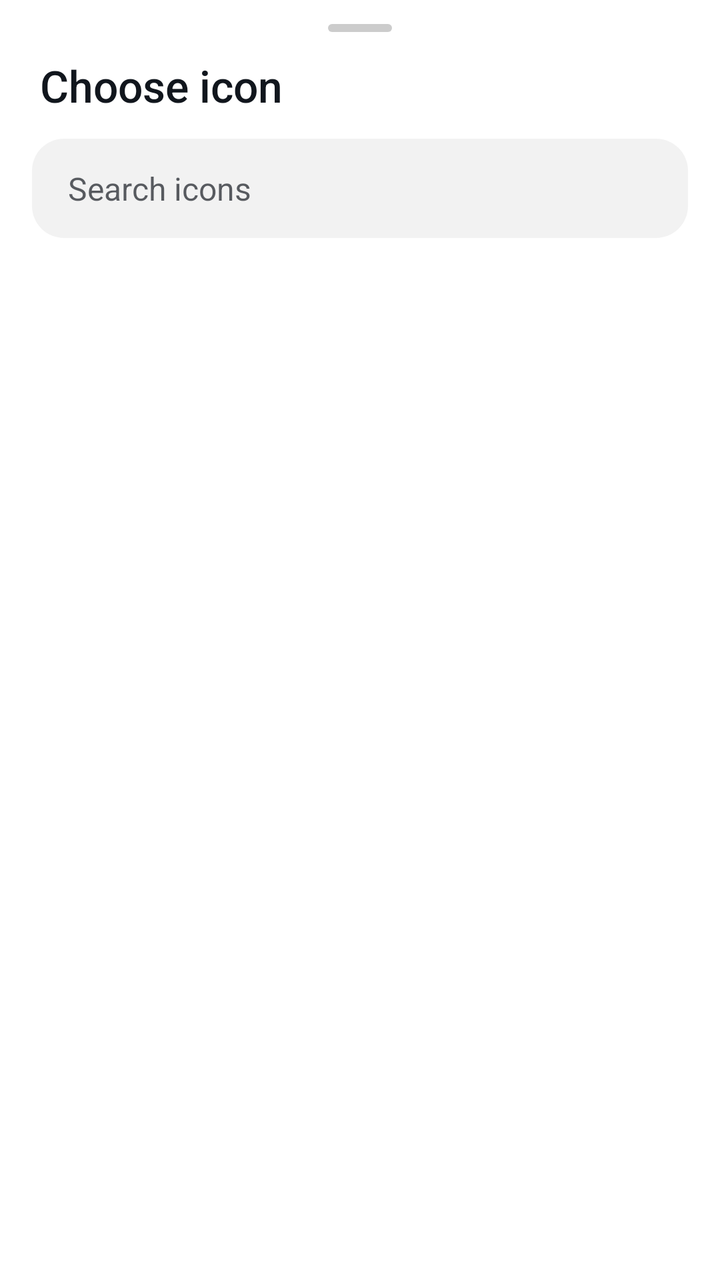
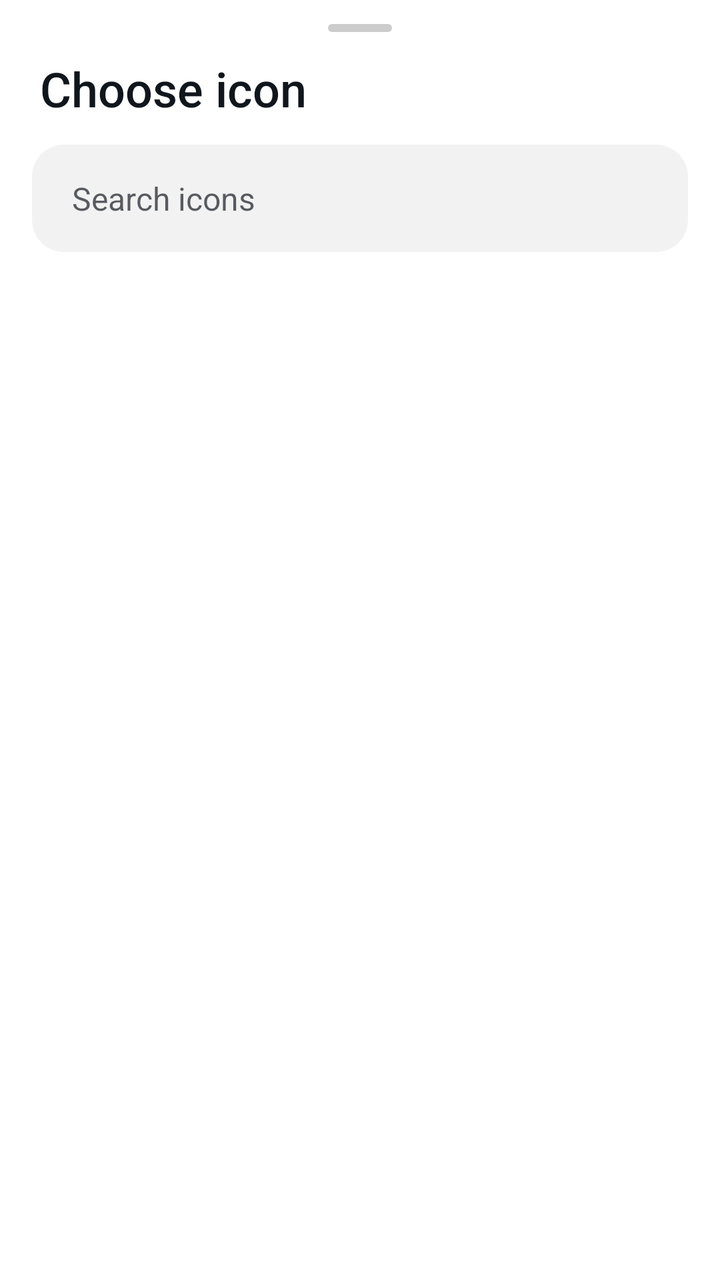

Two renders of the same Android screen: before a commit and after it. Below are the layout's source before the change and the commit's diff.
<!-- AndroidManifest.xml: application theme Theme.Supernova -->
<!-- res/layout/sheet_icon_picker.xml -->
<?xml version="1.0" encoding="utf-8"?>
<LinearLayout xmlns:android="http://schemas.android.com/apk/res/android"
    android:layout_width="match_parent"
    android:layout_height="wrap_content"
    android:orientation="vertical"
    android:paddingBottom="8dp">

    <include layout="@layout/sheet_handle" />

    <TextView
        android:id="@+id/pickerTitle"
        style="@style/SheetTitle"
        android:text="@string/pick_icon" />

    <EditText
        android:id="@+id/iconSearch"
        android:layout_width="match_parent"
        android:layout_height="wrap_content"
        android:layout_marginHorizontal="16dp"
        android:layout_marginTop="8dp"
        android:background="@drawable/bg_search_card"
        android:hint="@string/search_icons_hint"
        android:importantForAutofill="no"
        android:imeOptions="actionSearch"
        android:inputType="text"
        android:maxLines="1"
        android:paddingHorizontal="18dp"
        android:paddingVertical="14dp"
        android:textColor="@color/textPrimary"
        android:textColorHint="@color/textSecondary"
        android:textSize="16sp" />

    <androidx.recyclerview.widget.RecyclerView
        android:id="@+id/iconGrid"
        android:layout_width="match_parent"
        android:layout_height="420dp"
        android:layout_marginTop="8dp"
        android:clipToPadding="false"
        android:paddingHorizontal="12dp" />
</LinearLayout>
<!-- res/layout/sheet_handle.xml (included above) -->
<?xml version="1.0" encoding="utf-8"?>
<View xmlns:android="http://schemas.android.com/apk/res/android"
    android:layout_width="32dp"
    android:layout_height="4dp"
    android:layout_gravity="center_horizontal"
    android:layout_marginTop="12dp"
    android:layout_marginBottom="8dp"
    android:background="@drawable/bg_sheet_handle"
    android:importantForAccessibility="no" />
<!-- resources referenced by this layout -->
<resources>
  <color name="textPrimary">#11161D</color>
  <color name="textSecondary">#B011161D</color>
  <string name="pick_icon">Choose icon</string>
  <string name="search_icons_hint">Search icons</string>
  <style name="SheetTitle">
          <item name="android:layout_width">match_parent</item>
          <item name="android:layout_height">wrap_content</item>
          <item name="android:paddingHorizontal">20dp</item>
          <item name="android:paddingTop">4dp</item>
          <item name="android:paddingBottom">4dp</item>
          <item name="android:textColor">@color/textPrimary</item>
          <item name="android:textSize">22sp</item>
          <item name="android:fontFamily">sans-serif-medium</item>
      </style>
  <color name="accent">#2E89FF</color>
  <color name="rippleHighlight">#1A000000</color>
  <color name="accentBlueText">@color/accentBlue</color>
  <style name="Widget.Supernova.Button" parent="Widget.MaterialComponents.Button">
          <item name="android:textAllCaps">false</item>
          <item name="android:textSize">15sp</item>
          <item name="android:fontFamily">sans-serif-medium</item>
          <item name="android:letterSpacing">0</item>
          <item name="android:minHeight">44dp</item>
          <item name="android:paddingStart">22dp</item>
          <item name="android:paddingEnd">22dp</item>
          <item name="cornerRadius">22dp</item>
          <item name="elevation">0dp</item>
          <item name="android:stateListAnimator">@null</item>
      </style>
  <style name="Widget.Supernova.Button.Text" parent="Widget.MaterialComponents.Button.TextButton">
          <item name="android:textAllCaps">false</item>
          <item name="android:textSize">15sp</item>
          <item name="android:fontFamily">sans-serif-medium</item>
          <item name="android:letterSpacing">0</item>
          <item name="android:minHeight">44dp</item>
          <item name="android:paddingStart">16dp</item>
          <item name="android:paddingEnd">16dp</item>
          <item name="cornerRadius">22dp</item>
      </style>
  <color name="surface">#FFFFFF</color>
  <color name="onAccent">#FFFFFFFF</color>
  <color name="accentBlue">#2E89FF</color>
  <color name="raised">#FFFFFF</color>
  <style name="ShapeAppearanceOverlay.Supernova.Dialog" parent="">
          <item name="cornerFamily">rounded</item>
          <item name="cornerSize">28dp</item>
      </style>
  <style name="TextAppearance.Supernova.DialogTitle" parent="MaterialAlertDialog.MaterialComponents.Title.Text">
          <item name="android:textColor">@color/textPrimary</item>
          <item name="android:textSize">22sp</item>
          <item name="android:fontFamily">sans-serif-medium</item>
      </style>
  <style name="TextAppearance.Supernova.DialogBody" parent="MaterialAlertDialog.MaterialComponents.Body.Text">
          <item name="android:textColor">@color/textSecondary</item>
          <item name="android:textSize">15sp</item>
          <item name="android:lineSpacingMultiplier">1.15</item>
      </style>
  <style name="Widget.Supernova.Button.Dialog" parent="Widget.MaterialComponents.Button.TextButton.Dialog">
          <item name="android:textAllCaps">false</item>
          <item name="android:textColor">?attr/colorAccentOnRaised</item>
          <item name="android:textSize">15sp</item>
          <item name="android:fontFamily">sans-serif-medium</item>
          <item name="android:letterSpacing">0</item>
          <item name="android:minHeight">44dp</item>
          <item name="cornerRadius">22dp</item>
      </style>
  <!-- unchanged entries left out for length: 15 -->
</resources>

<!-- the commit's change to res/layout/sheet_icon_picker.xml (unified diff, before → after) -->
@@ -3,7 +3,7 @@
     android:layout_width="match_parent"
     android:layout_height="wrap_content"
     android:orientation="vertical"
-    android:paddingBottom="8dp">
+    android:paddingBottom="@dimen/space_sm">
 
     <include layout="@layout/sheet_handle" />
 
@@ -16,27 +16,27 @@
         android:id="@+id/iconSearch"
         android:layout_width="match_parent"
         android:layout_height="wrap_content"
-        android:layout_marginHorizontal="16dp"
-        android:layout_marginTop="8dp"
+        android:layout_marginHorizontal="@dimen/space_md"
+        android:layout_marginTop="@dimen/space_sm"
         android:background="@drawable/bg_search_card"
         android:hint="@string/search_icons_hint"
         android:importantForAutofill="no"
         android:imeOptions="actionSearch"
         android:inputType="text"
         android:maxLines="1"
-        android:paddingHorizontal="18dp"
-        android:paddingVertical="14dp"
+        android:paddingHorizontal="@dimen/space_ml"
+        android:paddingVertical="@dimen/space_md"
         android:textColor="@color/textPrimary"
         android:textColorHint="@color/textSecondary"
-        android:textSize="16sp" />
+        android:textSize="@dimen/text_body" />
 
     <androidx.recyclerview.widget.RecyclerView
         android:id="@+id/iconGrid"
         android:layout_width="match_parent"
         android:layout_height="420dp"
-        android:layout_marginTop="8dp"
+        android:layout_marginTop="@dimen/space_sm"
         android:clipToPadding="false"
-        android:paddingHorizontal="12dp" />
+        android:paddingHorizontal="@dimen/space_ms" />
 </LinearLayout>
 <!-- res/layout/sheet_handle.xml (included above) -->
 <?xml version="1.0" encoding="utf-8"?>
@@ -44,7 +44,7 @@
     android:layout_width="32dp"
     android:layout_height="4dp"
     android:layout_gravity="center_horizontal"
-    android:layout_marginTop="12dp"
-    android:layout_marginBottom="8dp"
+    android:layout_marginTop="@dimen/space_ms"
+    android:layout_marginBottom="@dimen/space_sm"
     android:background="@drawable/bg_sheet_handle"
     android:importantForAccessibility="no" />
<!-- resource entries referenced after the edit -->
@@ -2,24 +2,31 @@
 <resources>
   <color name="textPrimary">#11161D</color>
   <color name="textSecondary">#B011161D</color>
+  <dimen name="space_md">16dp</dimen>
+  <dimen name="space_ml">20dp</dimen>
+  <dimen name="space_ms">12dp</dimen>
+  <dimen name="space_sm">8dp</dimen>
+  <dimen name="text_body">16sp</dimen>
   <string name="pick_icon">Choose icon</string>
   <string name="search_icons_hint">Search icons</string>
   <style name="SheetTitle">
           <item name="android:layout_width">match_parent</item>
           <item name="android:layout_height">wrap_content</item>
-          <item name="android:paddingHorizontal">20dp</item>
-          <item name="android:paddingTop">4dp</item>
-          <item name="android:paddingBottom">4dp</item>
+          <item name="android:paddingHorizontal">@dimen/space_ml</item>
+          <item name="android:paddingTop">@dimen/space_xs</item>
+          <item name="android:paddingBottom">@dimen/space_xs</item>
           <item name="android:textColor">@color/textPrimary</item>
-          <item name="android:textSize">22sp</item>
+          <item name="android:textSize">@dimen/text_headline</item>
           <item name="android:fontFamily">sans-serif-medium</item>
       </style>
+  <dimen name="space_xs">4dp</dimen>
+  <dimen name="text_headline">24sp</dimen>
   <color name="accent">#2E89FF</color>
   <color name="rippleHighlight">#1A000000</color>
   <color name="accentBlueText">@color/accentBlue</color>
   <style name="Widget.Supernova.Button" parent="Widget.MaterialComponents.Button">
           <item name="android:textAllCaps">false</item>
-          <item name="android:textSize">15sp</item>
+          <item name="android:textSize">@dimen/text_body</item>
           <item name="android:fontFamily">sans-serif-medium</item>
           <item name="android:letterSpacing">0</item>
           <item name="android:minHeight">44dp</item>
@@ -31,12 +38,12 @@
       </style>
   <style name="Widget.Supernova.Button.Text" parent="Widget.MaterialComponents.Button.TextButton">
           <item name="android:textAllCaps">false</item>
-          <item name="android:textSize">15sp</item>
+          <item name="android:textSize">@dimen/text_body</item>
           <item name="android:fontFamily">sans-serif-medium</item>
           <item name="android:letterSpacing">0</item>
           <item name="android:minHeight">44dp</item>
-          <item name="android:paddingStart">16dp</item>
-          <item name="android:paddingEnd">16dp</item>
+          <item name="android:paddingStart">@dimen/space_md</item>
+          <item name="android:paddingEnd">@dimen/space_md</item>
           <item name="cornerRadius">22dp</item>
       </style>
   <color name="surface">#FFFFFF</color>
@@ -49,18 +56,18 @@
       </style>
   <style name="TextAppearance.Supernova.DialogTitle" parent="MaterialAlertDialog.MaterialComponents.Title.Text">
           <item name="android:textColor">@color/textPrimary</item>
-          <item name="android:textSize">22sp</item>
+          <item name="android:textSize">@dimen/text_headline</item>
           <item name="android:fontFamily">sans-serif-medium</item>
       </style>
   <style name="TextAppearance.Supernova.DialogBody" parent="MaterialAlertDialog.MaterialComponents.Body.Text">
           <item name="android:textColor">@color/textSecondary</item>
-          <item name="android:textSize">15sp</item>
+          <item name="android:textSize">@dimen/text_body</item>
           <item name="android:lineSpacingMultiplier">1.15</item>
       </style>
   <style name="Widget.Supernova.Button.Dialog" parent="Widget.MaterialComponents.Button.TextButton.Dialog">
           <item name="android:textAllCaps">false</item>
           <item name="android:textColor">?attr/colorAccentOnRaised</item>
-          <item name="android:textSize">15sp</item>
+          <item name="android:textSize">@dimen/text_body</item>
           <item name="android:fontFamily">sans-serif-medium</item>
           <item name="android:letterSpacing">0</item>
           <item name="android:minHeight">44dp</item>
